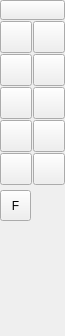
Qt form librecad/src/ui/forms/qg_cadtoolbarcircles.ui (GreatDevelopers/LibreCAD) before a commit.
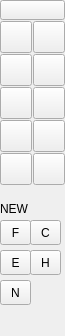
The same form after that commit. Icons and pictures are not drawn.

The edit to the form file:
```diff
--- a/librecad/src/ui/forms/qg_cadtoolbarcircles.ui
+++ b/librecad/src/ui/forms/qg_cadtoolbarcircles.ui
@@ -495,9 +495,9 @@
    <property name="geometry">
     <rect>
      <x>0</x>
-     <y>190</y>
+     <y>220</y>
      <width>31</width>
-     <height>31</height>
+     <height>25</height>
     </rect>
    </property>
    <property name="maximumSize">
@@ -519,6 +519,152 @@
     <bool>true</bool>
    </property>
   </widget>
+  <widget class="QToolButton" name="bCardiod">
+   <property name="geometry">
+    <rect>
+     <x>30</x>
+     <y>220</y>
+     <width>31</width>
+     <height>25</height>
+    </rect>
+   </property>
+   <property name="maximumSize">
+    <size>
+     <width>32</width>
+     <height>32</height>
+    </size>
+   </property>
+   <property name="toolTip">
+    <string>Draw Cardiod</string>
+   </property>
+   <property name="text">
+    <string>C</string>
+   </property>
+   <property name="iconSize">
+    <size>
+     <width>32</width>
+     <height>32</height>
+    </size>
+   </property>
+   <property name="checkable">
+    <bool>true</bool>
+   </property>
+   <property name="autoExclusive">
+    <bool>true</bool>
+   </property>
+  </widget>
+  <widget class="QToolButton" name="bEpicycloid">
+   <property name="geometry">
+    <rect>
+     <x>0</x>
+     <y>250</y>
+     <width>31</width>
+     <height>25</height>
+    </rect>
+   </property>
+   <property name="maximumSize">
+    <size>
+     <width>32</width>
+     <height>32</height>
+    </size>
+   </property>
+   <property name="text">
+    <string>E</string>
+   </property>
+   <property name="iconSize">
+    <size>
+     <width>32</width>
+     <height>32</height>
+    </size>
+   </property>
+   <property name="checkable">
+    <bool>true</bool>
+   </property>
+   <property name="autoExclusive">
+    <bool>true</bool>
+   </property>
+  </widget>
+  <widget class="QToolButton" name="bHypocycloid">
+   <property name="geometry">
+    <rect>
+     <x>30</x>
+     <y>250</y>
+     <width>31</width>
+     <height>25</height>
+    </rect>
+   </property>
+   <property name="maximumSize">
+    <size>
+     <width>32</width>
+     <height>32</height>
+    </size>
+   </property>
+   <property name="toolTip">
+    <string>Draw Hypocycloid</string>
+   </property>
+   <property name="text">
+    <string>H</string>
+   </property>
+   <property name="iconSize">
+    <size>
+     <width>32</width>
+     <height>32</height>
+    </size>
+   </property>
+   <property name="checkable">
+    <bool>true</bool>
+   </property>
+   <property name="autoExclusive">
+    <bool>true</bool>
+   </property>
+  </widget>
+  <widget class="QToolButton" name="bNephroid">
+   <property name="geometry">
+    <rect>
+     <x>0</x>
+     <y>280</y>
+     <width>31</width>
+     <height>25</height>
+    </rect>
+   </property>
+   <property name="maximumSize">
+    <size>
+     <width>32</width>
+     <height>32</height>
+    </size>
+   </property>
+   <property name="toolTip">
+    <string>Draw Nephroid</string>
+   </property>
+   <property name="text">
+    <string>N</string>
+   </property>
+   <property name="iconSize">
+    <size>
+     <width>32</width>
+     <height>32</height>
+    </size>
+   </property>
+   <property name="checkable">
+    <bool>true</bool>
+   </property>
+   <property name="autoExclusive">
+    <bool>true</bool>
+   </property>
+  </widget>
+  <widget class="QLabel" name="label">
+   <property name="geometry">
+    <rect>
+     <x>0</x>
+     <y>200</y>
+     <width>66</width>
+     <height>17</height>
+    </rect>
+   </property>
+   <property name="text">
+    <string>NEW</string>
+   </property>
+  </widget>
  </widget>
  <layoutdefault spacing="6" margin="11"/>
  <tabstops>
```
Left out of the diff: 84 changed lines with no effect on the pictures.
